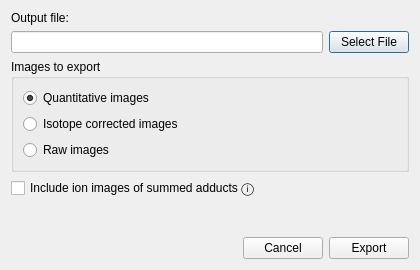
Above: resources/views/MsiExportHdf5Dialog.ui from swinnenteam/LipidQMap before the change. Below: the same form after it.
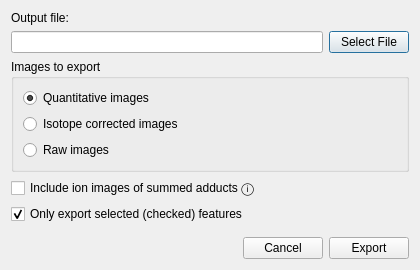
That is the form after the change.

Commit message: add SCiLS export logic

Diff of the .ui file:
```diff
--- a/resources/views/MsiExportHdf5Dialog.ui
+++ b/resources/views/MsiExportHdf5Dialog.ui
@@ -78,6 +78,16 @@
      </property>
     </widget>
    </item>
+   <item>
+    <widget class="QCheckBox" name="selected_only_checkbox">
+     <property name="text">
+      <string>Only export selected (checked) features</string>
+     </property>
+     <property name="checked">
+      <bool>true</bool>
+     </property>
+    </widget>
+   </item>
    <item>
     <spacer name="verticalSpacer">
      <property name="orientation">
```
Left out of the diff: 2 changed lines with no effect on the pictures. The commit also changes 11 other files.
